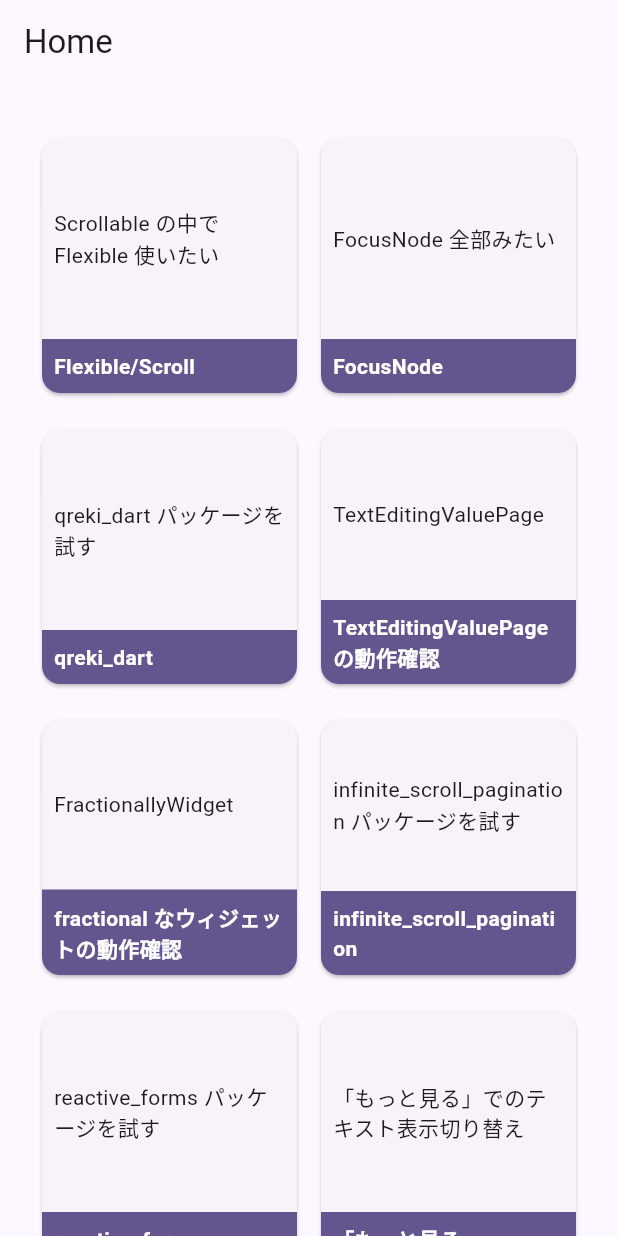
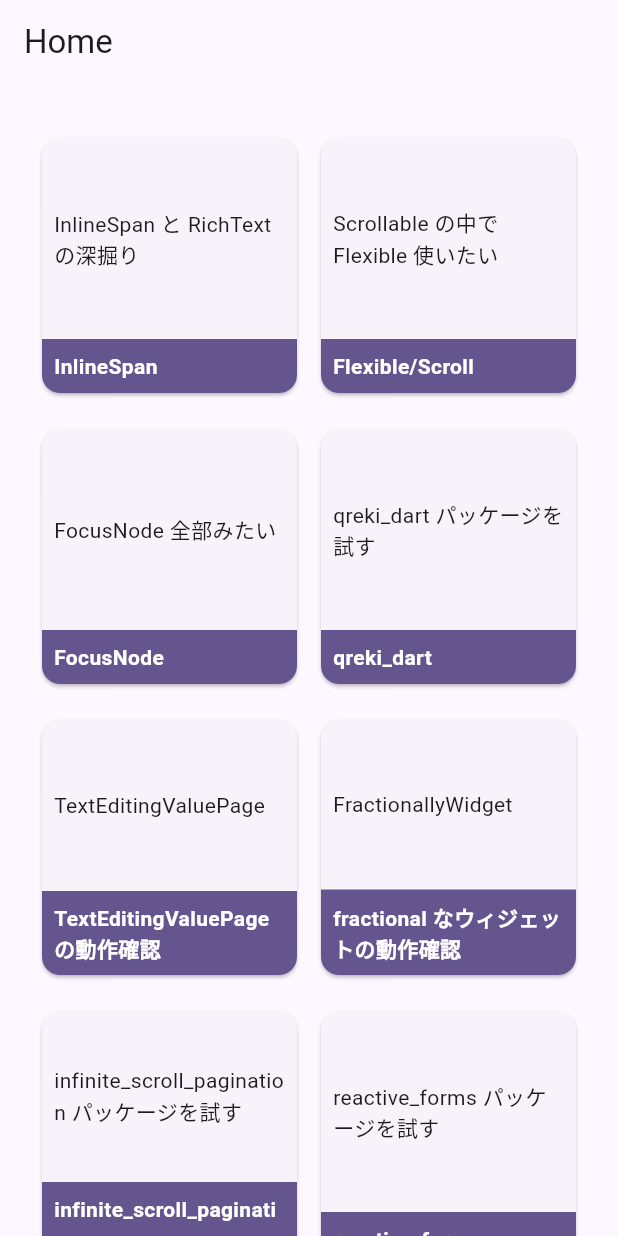
Before and after one commit to Zudah228/flutter_riverpod_demo, a Flutter app: the screen it shows after launch, on a phone screen of 412 x 824 dp. Run offline on Flutter 3.47's test engine with Material 3 defaults, Android fonts, the phone set to English and light mode, and no system bars; our stand-ins replace custom_refresh_indicator, flutter_riverpod, form_validator, freezed_annotation, infinite_scroll_pagination, reactive_forms; missing offline and left inert: qreki_dart, reactive_date_time_picker.

```diff
--- a/lib/presentation/pages/home/home_page.dart
+++ b/lib/presentation/pages/home/home_page.dart
@@ -9,6 +9,7 @@ import '../focus_node/focus_node_page.dart';
 import '../fractionally_widget/fractionally_widget_page.dart';
 import '../game_record/game_record_page.dart';
 import '../infinite_scroll_pagination/infinite_scroll_pagination_page.dart';
+import '../inline_span/inline_span_page.dart';
 import '../qreki/qreki_page.dart';
 import '../reactive_forms/reactive_forms_page.dart';
 import '../read_more_text/read_more_text_page.dart';
@@ -99,6 +100,11 @@ class _HomePageState extends State<HomePage> {
         description: 'Scrollable の中で Flexible 使いたい',
         route: FlexibleScrollPage.route,
       ),
+      (
+        title: 'InlineSpan',
+        description: 'InlineSpan と RichText の深掘り',
+        route: InlineSpanPage.route,
+      ),
     ].reversed.toList();
 
     return Scaffold(
--- a/pubspec.yaml
+++ b/pubspec.yaml
@@ -25,6 +25,7 @@ dependencies:
   custom_refresh_indicator: ^3.0.0
   infinite_scroll_pagination: ^4.0.0
   qreki_dart: ^0.1.0
+  animated_bottom_navigation_bar: ^1.3.3
 
   # Validation
   form_validator: ^2.1.1
```
Also changed, not shown: lib/presentation/pages/inline_span/inline_span_page.dart (added, +22 -0 lines), pubspec.lock, 6 other files.
